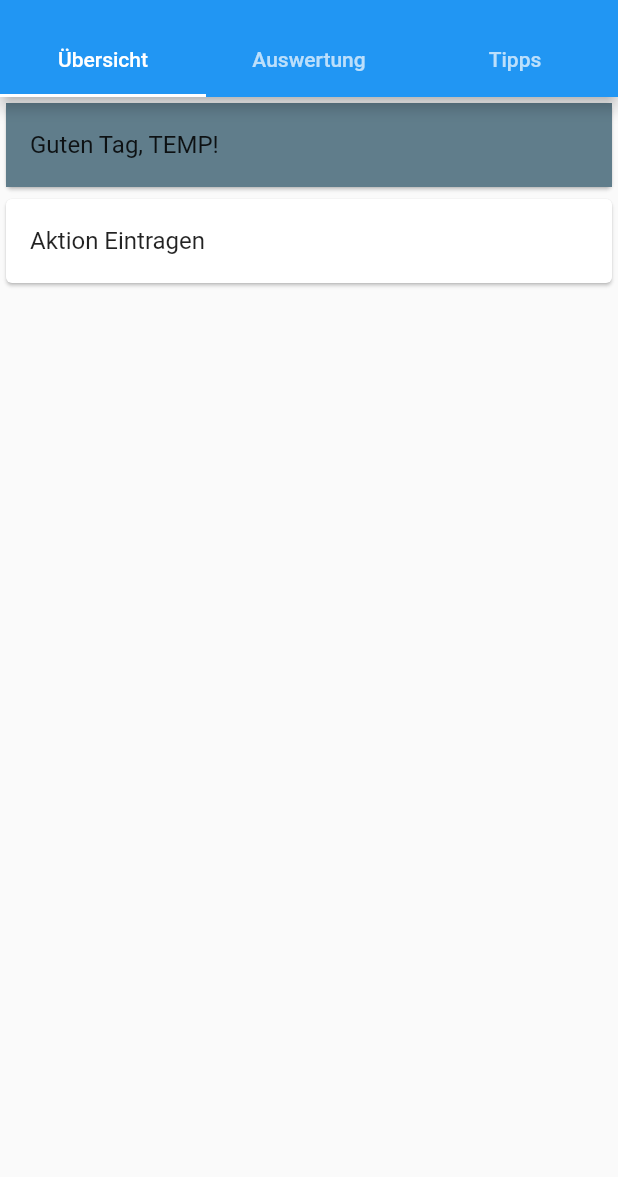
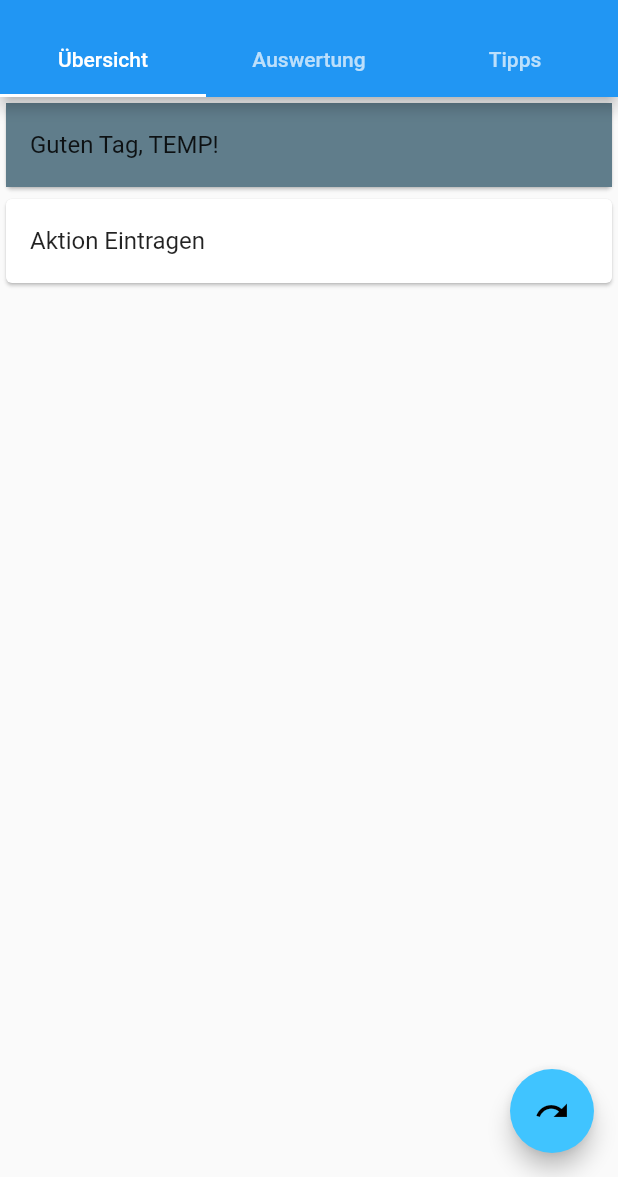
Before and after one commit to nighty34/Gluecksbarometer, a Flutter app: the screen it shows after launch, on a phone screen of 412 x 824 dp, the part 59-1236 px from its top. Run offline on Flutter 3.47's test engine with Material 2 defaults, Android fonts, the phone set to English and light mode, and no system bars; our stand-ins replace charts_flutter, flutter_rating_bar; missing offline and left inert: flutter_material_pickers.

Commit message:
implement themesystem

```diff
--- a/lib/main.dart
+++ b/lib/main.dart
@@ -2,6 +2,8 @@ import 'package:flutter/material.dart';
 import 'package:gluecks_barometer/src/controller/data_controller.dart';
 import 'package:gluecks_barometer/src/controller/new_activity_controller.dart';
 import 'package:gluecks_barometer/src/controller/new_datapoint_controller.dart';
+import 'package:gluecks_barometer/src/controller/theme_controller.dart';
+import 'package:gluecks_barometer/src/model/theme.dart';
 import 'package:gluecks_barometer/src/view/evaluation_tab.dart';
 import 'package:gluecks_barometer/src/view/overview_tab.dart';
 import 'package:gluecks_barometer/src/view/tips_tab.dart';
@@ -18,11 +20,20 @@ class Gluecksbarometer extends StatelessWidget {
         providers: [
           ChangeNotifierProvider(create: (_) => DataController()),
           ChangeNotifierProvider(create: (_) => NewDatapointController()),
-          ChangeNotifierProvider(create: (_) => NewActivityController())
+          ChangeNotifierProvider(create: (_) => NewActivityController()),
+          //ChangeNotifierProvider(create: (_) => ThemeController())
         ],
-        child: MaterialApp(
+        child: ChangeNotifierProvider(
+            create: (context) => ThemeController(), //change builder to create
+            child: Consumer<ThemeController>(
+                builder: (context, provider, child) => MaterialApp(
                     home: Home(),
-        ));
+                    theme: Provider.of<ThemeController>(context, listen: true)
+                        .currentThemeData))));
+
+    /* MaterialApp(
+          home: Home(),
+          theme: Provider.of<ThemeController>(context).currentThemeData));*/
   }
 }
 
@@ -30,7 +41,7 @@ class Home extends StatelessWidget {
   @override
   Widget build(BuildContext context) {
     return Scaffold(
-      backgroundColor: Colors.white,
+        //backgroundColor: Colors.white,
         body: SafeArea(
       child: DefaultTabController(
         length: 3,
@@ -51,9 +62,11 @@ class Home extends StatelessWidget {
             body: TabBarView(
               children: [OverviewTab(), EvaluationTab(), TipsTab()],
             ),
-            )
+            floatingActionButton: FloatingActionButton(
+                onPressed: () => Provider.of<ThemeController>(context, listen: false).switchTheme(),
+                tooltip: 'Change teheme',
+                child: const Icon(Icons.redo))),
       ),
-      ),
-    );
+    ));
   }
 }
--- /dev/null
+++ b/lib/src/controller/theme_controller.dart
@@ -0,0 +1,27 @@
+import 'package:flutter/cupertino.dart';
+import 'package:flutter/material.dart';
+import 'package:gluecks_barometer/src/model/theme.dart';
+
+enum ThemeType { Light, Dark }
+
+class ThemeController extends ChangeNotifier {
+  ThemeType currentThemeType = ThemeType.Light;
+  ThemeData _currentTheme = themeData[0];
+
+  void switchTheme() => currentThemeType == ThemeType.Light
+      ? currentTheme = ThemeType.Dark
+      : currentTheme = ThemeType.Light;
+
+  set currentTheme(ThemeType theme) {
+    if (theme != null) {
+      currentThemeType = theme;
+      _currentTheme =
+      currentThemeType == ThemeType.Light ? themeData[0] : themeData[1];
+
+      notifyListeners();
+    }
+  }
+
+  get currentTheme => currentThemeType;
+  get currentThemeData => _currentTheme;
+}
--- /dev/null
+++ b/lib/src/model/theme.dart
@@ -0,0 +1,14 @@
+//theme.dart
+import 'package:flutter/material.dart';
+
+
+final List<ThemeData> themeData = [
+  ThemeData(
+      brightness: Brightness.light,
+      primaryColor: Colors.blue,
+      accentColor: Colors.lightBlueAccent),
+  ThemeData(
+      brightness: Brightness.dark,
+      primaryColor: Colors.orange,
+      accentColor: Colors.yellowAccent)
+];
```
Lines whose indentation alone changed are shown as unchanged.
